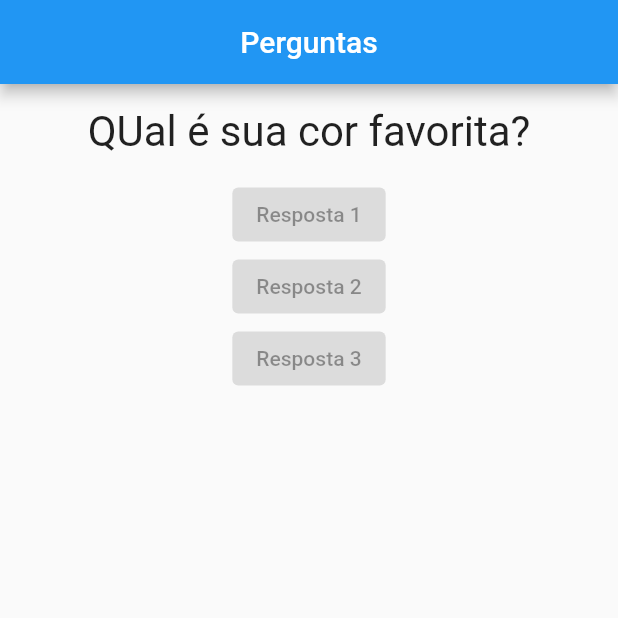
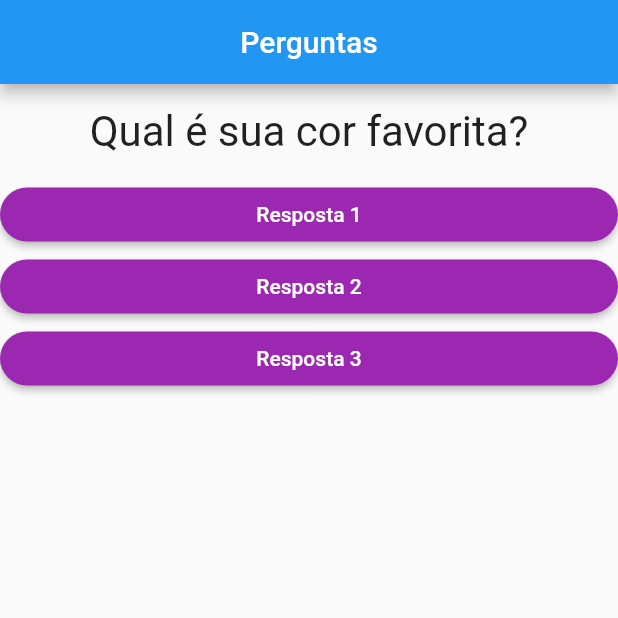
Before and after one commit to SchirmannDev/perguntaserespotas, a Flutter app: the screen it shows after launch, on a phone screen of 412 x 824 dp, the top half of it. Run offline on Flutter 3.47's test engine with Material 2 defaults, Android fonts, the phone set to English and light mode, and no system bars.

Commit message:
criando estilos

```diff
--- a/lib/main.dart
+++ b/lib/main.dart
@@ -16,7 +16,7 @@ class _PerguntaAppState extends State<PerguntaApp> {
   @override
   Widget build(BuildContext context) {
     final perguntas = [
-      'QUal é sua cor favorita?',
+      'Qual é sua cor favorita?',
       'Qual é o seu animal favorito?',
     ];
     return MaterialApp(
--- a/lib/resposta.dart
+++ b/lib/resposta.dart
@@ -7,9 +7,18 @@ class Resposta extends StatelessWidget {
 
   @override
   Widget build(BuildContext context) {
-    return ElevatedButton(
-      child: Text(texto),
-      onPressed: null,
+    return Container(
+      width: double.infinity,
+      child: ElevatedButton(
+        style: ElevatedButton.styleFrom(
+          primary: Colors.purple,
+          shape: RoundedRectangleBorder(
+            borderRadius: BorderRadius.circular(50), // <-- Radius
+          ),
+        ),
+        child: Text(texto),
+        onPressed: () {},
+      ),
     );
   }
 }
```
